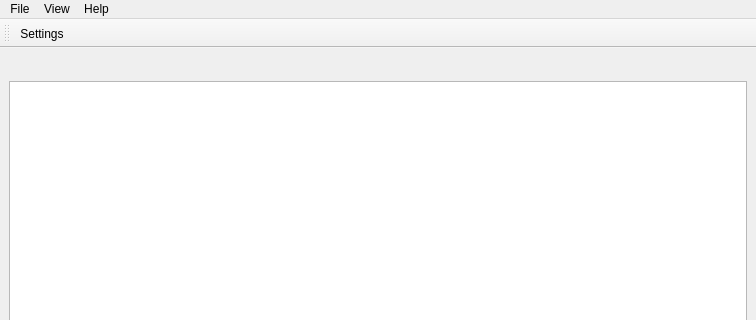
Before: the Qt Designer form kconsole/ui/mainWindow.ui in erinn/kconsole, drawn with Qt 5; both pictures show x 0 to 756 and y 0 to 320 of the 756 by 600 pixel window.
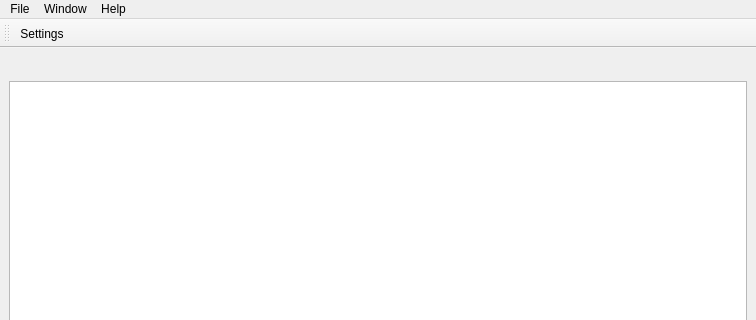
After: the same form once the commit is applied.

Diff of the .ui file:
```diff
--- a/kconsole/ui/mainWindow.ui
+++ b/kconsole/ui/mainWindow.ui
@@ -54,14 +54,14 @@
     </property>
     <addaction name="actionAbout"/>
    </widget>
-   <widget class="QMenu" name="menuView">
+   <widget class="QMenu" name="menuWindow">
     <property name="title">
-     <string>View</string>
+     <string>Window</string>
     </property>
     <addaction name="actionToolbar"/>
    </widget>
    <addaction name="menuFile"/>
-   <addaction name="menuView"/>
+   <addaction name="menuWindow"/>
    <addaction name="menuHelp"/>
   </widget>
   <widget class="QStatusBar" name="statusbar"/>
```
Left out of the diff: 3 changed lines with no effect on the pictures.
